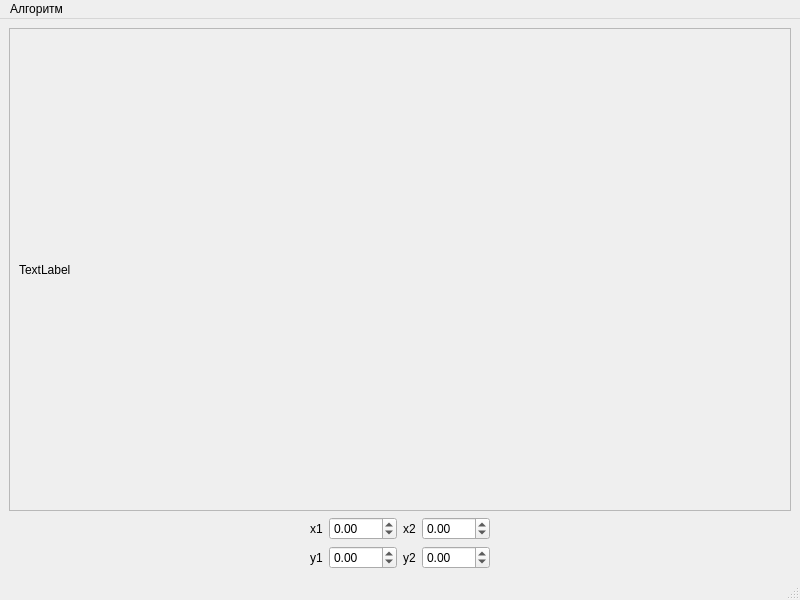
Old version of the form mainwindow.ui in the repository ilyaayana/lab_rabota4.
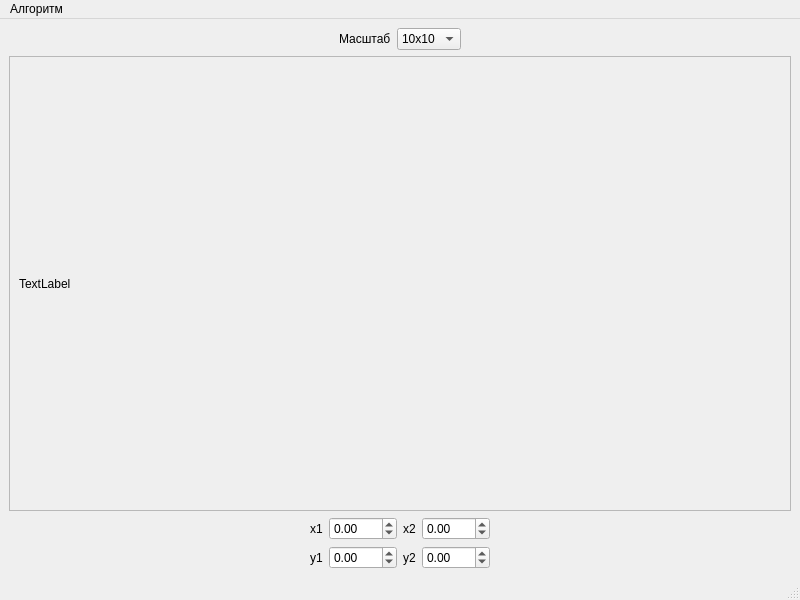
New version of the form.

Diff of the .ui file:
```diff
--- a/mainwindow.ui
+++ b/mainwindow.ui
@@ -15,6 +15,67 @@
   </property>
   <widget class="QWidget" name="centralwidget">
    <layout class="QVBoxLayout" name="verticalLayout_3">
+    <item>
+     <layout class="QHBoxLayout" name="horizontalLayout_6">
+      <item>
+       <spacer name="horizontalSpacer_3">
+        <property name="orientation">
+         <enum>Qt::Horizontal</enum>
+        </property>
+        <property name="sizeHint" stdset="0">
+         <size>
+          <width>40</width>
+          <height>20</height>
+         </size>
+        </property>
+       </spacer>
+      </item>
+      <item>
+       <widget class="QLabel" name="label_6">
+        <property name="text">
+         <string>Масштаб</string>
+        </property>
+       </widget>
+      </item>
+      <item>
+       <widget class="QComboBox" name="comboBox">
+        <item>
+         <property name="text">
+          <string>10x10</string>
+         </property>
+        </item>
+        <item>
+         <property name="text">
+          <string>20x20</string>
+         </property>
+        </item>
+        <item>
+         <property name="text">
+          <string>40x40</string>
+         </property>
+        </item>
+        <item>
+         <property name="text">
+          <string>80x80</string>
+         </property>
+        </item>
+       </widget>
+      </item>
+      <item>
+       <spacer name="horizontalSpacer_4">
+        <property name="orientation">
+         <enum>Qt::Horizontal</enum>
+        </property>
+        <property name="sizeHint" stdset="0">
+         <size>
+          <width>40</width>
+          <height>20</height>
+         </size>
+        </property>
+       </spacer>
+      </item>
+     </layout>
+    </item>
     <item>
      <widget class="QScrollArea" name="scrollArea">
       <property name="widgetResizable">
@@ -26,7 +87,7 @@
          <x>0</x>
          <y>0</y>
          <width>786</width>
-         <height>489</height>
+         <height>461</height>
         </rect>
        </property>
        <layout class="QVBoxLayout" name="verticalLayout_4">
```
